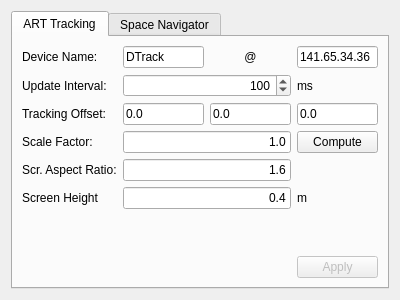
Qt form Qt/Vrpn/TrackingSettingsWidgetBase.ui (renchao-lu/ogs5) before a commit.
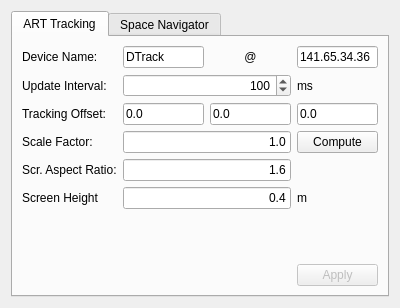
The same form after that commit.

```diff
--- a/Qt/Vrpn/TrackingSettingsWidgetBase.ui
+++ b/Qt/Vrpn/TrackingSettingsWidgetBase.ui
@@ -8,7 +8,7 @@
     <x>0</x>
     <y>0</y>
     <width>400</width>
-    <height>300</height>
+    <height>308</height>
    </rect>
   </property>
   <property name="windowTitle">
```
Left out of the diff: 2 changed lines with no effect on the pictures.
